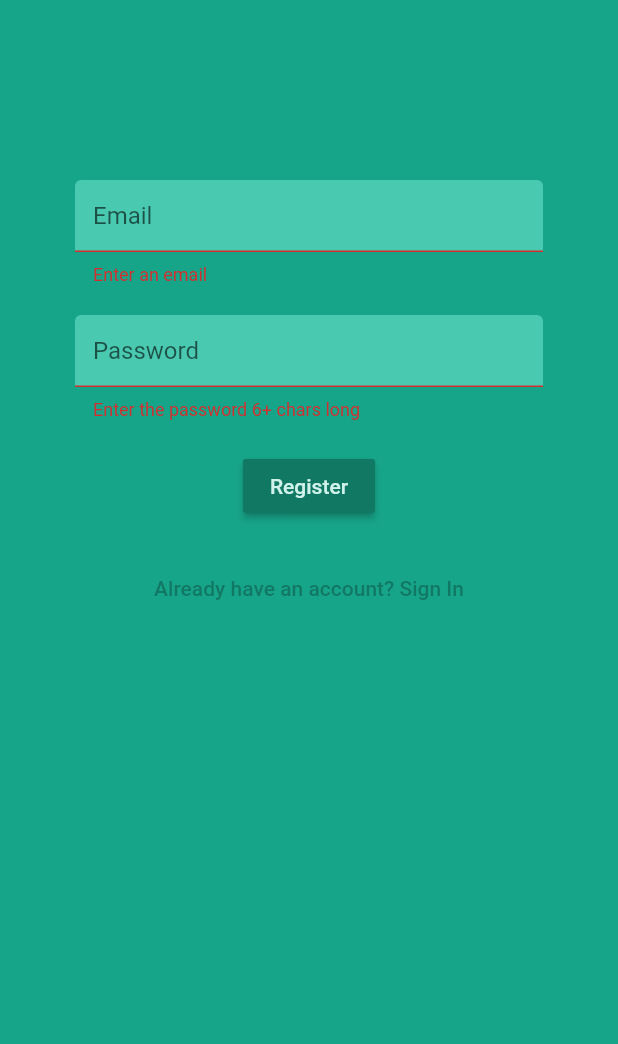
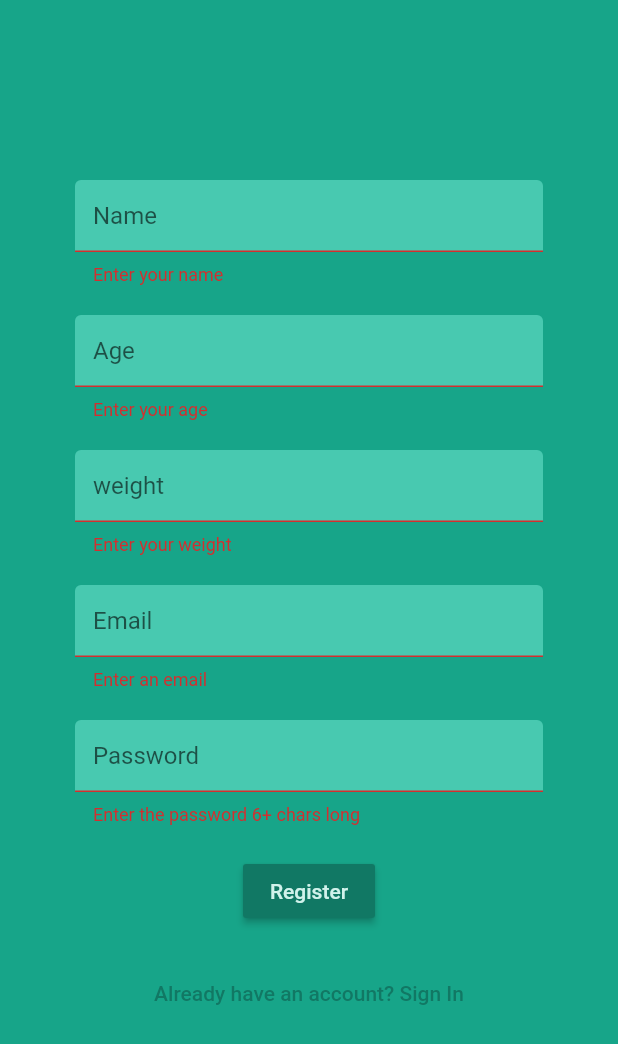
Before and after one commit to ankushLit/zippyHealth, a Flutter app: the Register screen opened directly, after a tap on "Register", on a phone screen of 412 x 824 dp. Shown: the top 1044 px of the screen. Run offline on Flutter 3.47's test engine with Material 2 defaults, Android fonts, the phone set to English and light mode, and no system bars; our stand-ins replace cloud_firestore, firebase_auth, flutter_spinkit; accounts and stored records are empty.

```diff
--- a/lib/screens/authenticate/register.dart
+++ b/lib/screens/authenticate/register.dart
@@ -18,6 +18,9 @@ class _RegisterState extends State<Register> {
   String _email = '';
   String _password = '';
   String _errorMsg = '';
+  String _name = '';
+  String _age = '';
+  String _weight = '';
   @override
   Widget build(BuildContext context) {
     return _loading
@@ -31,6 +34,41 @@ class _RegisterState extends State<Register> {
                 child: Column(
                   children: <Widget>[
                     SizedBox(height: 100.0),
+                    TextFormField(
+                      decoration:
+                          textInputDecorection.copyWith(hintText: 'Name'),
+                      validator: (val) =>
+                          val.isEmpty ? 'Enter your name' : null,
+                      onChanged: (val) {
+                        setState(() {
+                          _name = val;
+                        });
+                      },
+                    ),
+                    SizedBox(height: 20.0),
+                    TextFormField(
+                      decoration:
+                          textInputDecorection.copyWith(hintText: 'Age'),
+                      validator: (val) => val.isEmpty ? 'Enter your age' : null,
+                      onChanged: (val) {
+                        setState(() {
+                          _age = val;
+                        });
+                      },
+                    ),
+                    SizedBox(height: 20.0),
+                    TextFormField(
+                      decoration:
+                          textInputDecorection.copyWith(hintText: 'weight'),
+                      validator: (val) =>
+                          val.isEmpty ? 'Enter your weight' : null,
+                      onChanged: (val) {
+                        setState(() {
+                          _weight = val;
+                        });
+                      },
+                    ),
+                    SizedBox(height: 20.0),
                     TextFormField(
                       decoration:
                           textInputDecorection.copyWith(hintText: 'Email'),
@@ -71,8 +109,9 @@ class _RegisterState extends State<Register> {
                           });
                           print(_email);
                           print(_password);
-                          dynamic result = await _auth
-                              .registerWithEmailAndPassword(_email, _password);
+                          dynamic result =
+                              await _auth.registerWithEmailAndPassword(
+                                  _email, _password, _name, _age, _weight);
                           if (result == null) {
                             setState(() {
                               _loading = false;
--- a/lib/services/auth.dart
+++ b/lib/services/auth.dart
@@ -31,7 +31,8 @@ class AuthService {
   }
 
   //register with email and password
-  Future registerWithEmailAndPassword(String email, String password) async {
+  Future registerWithEmailAndPassword(String email, String password,
+      String name, String age, String weight) async {
     try {
       AuthResult result = await _auth.createUserWithEmailAndPassword(
           email: email, password: password);
--- /dev/null
+++ b/lib/services/database.dart
@@ -0,0 +1,9 @@
+import 'package:cloud_firestore/cloud_firestore.dart';
+
+class DatabaseService {
+  //collection reference
+  final CollectionReference patients =
+      Firestore.instance.collection('patients');
+
+  Future updateUserData(String userName, String age, String bloodGroup) {}
+}
```
Also changed, not shown: 1 other file.
